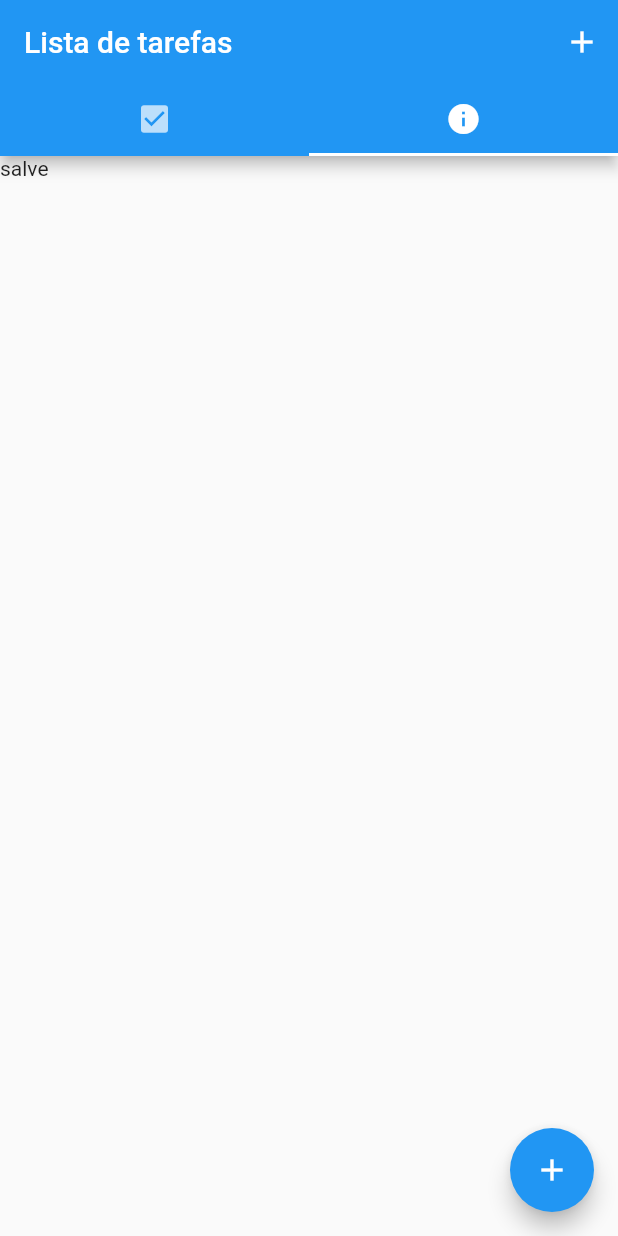
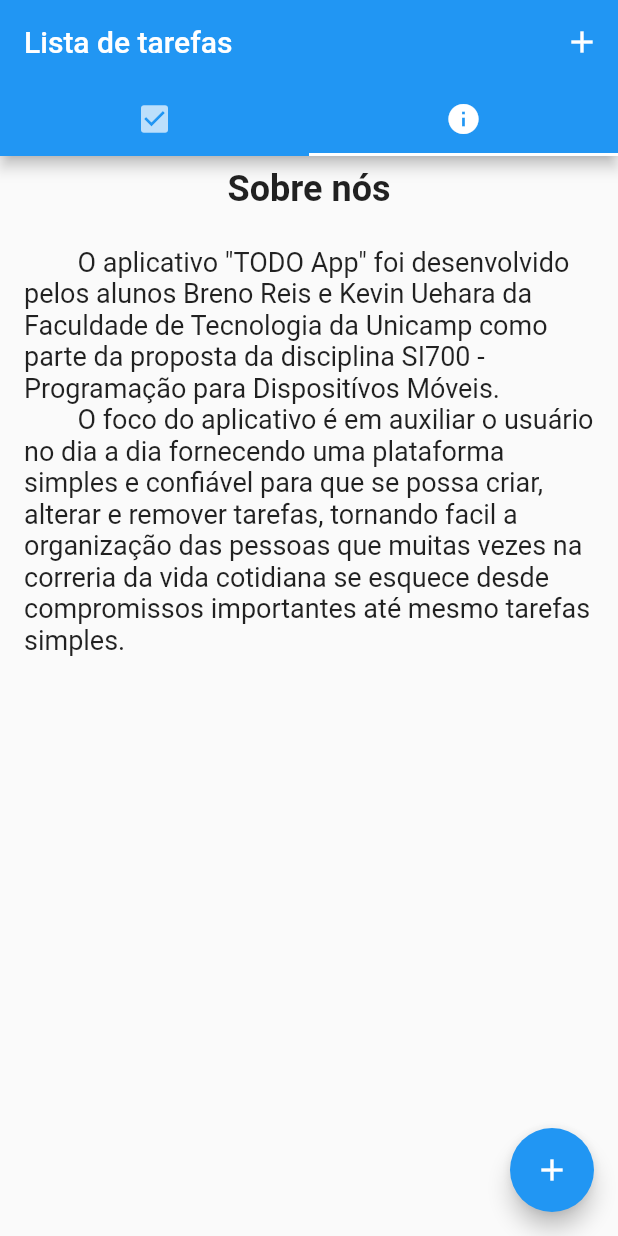
Before and after one commit to kevinuehara/flutter-todo-app-unicamp, a Flutter app: the screen it shows after launch, tab 2 chosen, on a phone screen of 412 x 824 dp. Run offline on Flutter 3.47's test engine with Material 2 defaults, Android fonts, the phone set to English and light mode, and no system bars.

Commit message:
adding snackbar and about us information

```diff
--- a/lib/components/task_tile.dart
+++ b/lib/components/task_tile.dart
@@ -51,7 +51,8 @@ class TaskTile extends StatelessWidget {
                           ],
                         )).then((confirmed) {
                   if (confirmed) {
-                    Provider.of<Tasks>(context, listen: false).remove(task);
+                    Provider.of<Tasks>(context, listen: false)
+                        .remove(task, context);
                   }
                 });
               },
--- a/lib/provider/tasks.dart
+++ b/lib/provider/tasks.dart
@@ -1,6 +1,7 @@
 import 'dart:math';
 
 import 'package:flutter/cupertino.dart';
+import 'package:flutter/material.dart';
 import 'package:flutter_todoapp/data/mock_tasks.dart';
 import 'package:flutter_todoapp/models/task.dart';
 
@@ -24,26 +25,31 @@ class Tasks with ChangeNotifier {
       return;
     }
 
-    if (task.id != null && task.id.trim().isNotEmpty && _items.containsKey(task.id)) {
+    if (task.id != null &&
+        task.id.trim().isNotEmpty &&
+        _items.containsKey(task.id)) {
       _items.update(task.id, (_) => task);
     } else {
       final id = Random().nextDouble().toString();
 
-      _items.putIfAbsent(id, () => Task(
-        id: id,
-        title: task.title,
-        description: task.description,
-        createdAt: task.createdAt,
-        done: task.done
-      ));
+      _items.putIfAbsent(
+          id,
+          () => Task(
+              id: id,
+              title: task.title,
+              description: task.description,
+              createdAt: task.createdAt,
+              done: task.done));
     }
 
     notifyListeners();
   }
 
-  void remove(Task task) {
+  void remove(Task task, BuildContext context) {
     if (task != null && task.id != null && task.id.trim().isNotEmpty) {
       _items.remove(task.id);
+      ScaffoldMessenger.of(context).showSnackBar(SnackBar(
+          content: Text("A tarefa \"" + task.title + "\" foi removida!")));
       notifyListeners();
     }
   }
--- a/lib/views/task_about.dart
+++ b/lib/views/task_about.dart
@@ -3,6 +3,29 @@ import 'package:flutter/material.dart';
 class TaskAbout extends StatelessWidget {
   @override
   Widget build(BuildContext context) {
-    return Scaffold(body: Text('salve'));
+    return Scaffold(
+        body: Column(
+      children: [
+        Padding(
+          padding: const EdgeInsets.all(8.0),
+          child: Center(
+              child: Text('Sobre nós',
+                  style: TextStyle(
+                    fontSize: 24,
+                    fontWeight: FontWeight.bold,
+                  ))),
+        ),
+        Padding(
+          padding: const EdgeInsets.all(16),
+          child: Text(
+              "        O aplicativo \"TODO App\" foi desenvolvido pelos alunos Breno Reis e Kevin Uehara da Faculdade de Tecnologia da Unicamp " +
+                  "como parte da proposta da disciplina SI700 - Programação para Dispositívos Móveis.\n        O foco do aplicativo é em auxiliar " +
+                  "o usuário no dia a dia fornecendo uma plataforma simples e confiável para que se possa criar, alterar e remover tarefas, " +
+                  "tornando facil a organização das pessoas que muitas vezes na correria da vida cotidiana se esquece desde compromissos " +
+                  "importantes até mesmo tarefas simples.",
+              style: TextStyle(fontSize: 18)),
+        )
+      ],
+    ));
   }
 }
```
Also changed, not shown: lib/views/task_form.dart (+7 -1 lines).
